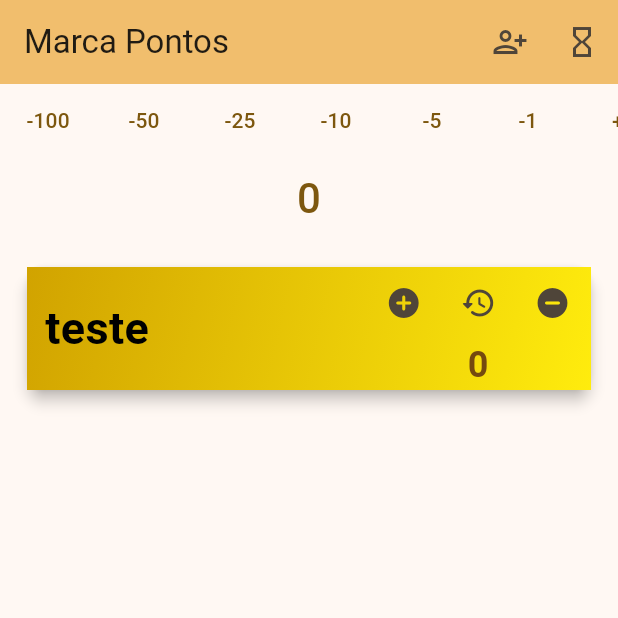
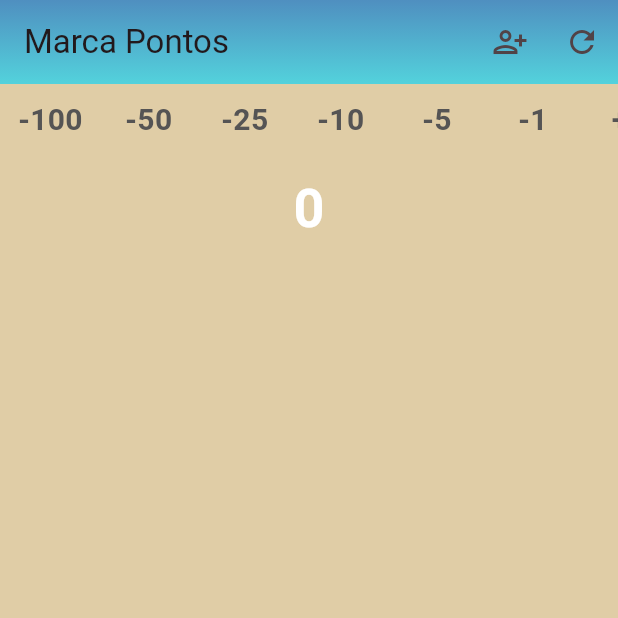
Before and after one commit to lucasbastoslbs/marca_ponto, a Flutter app: the screen it shows after launch, on a phone screen of 412 x 824 dp, the top half of it. Run offline on Flutter 3.47's test engine with Material 3 defaults, Android fonts, the phone set to English and light mode, and no system bars.

Commit message:
first release v1.0.1

```diff
--- a/lib/main.dart
+++ b/lib/main.dart
@@ -12,10 +12,21 @@
   @override
   Widget build(BuildContext context) {
     return MaterialApp(
-      title: 'Flutter Demo',
+      title: 'Marca Pontos',
       debugShowCheckedModeBanner: false,
       theme: ThemeData(
-        colorScheme: ColorScheme.fromSeed(seedColor: const Color(0xff966912)),
+        textTheme: const TextTheme(
+          bodyMedium: TextStyle(
+            color: Color.fromARGB(255, 85, 84, 84),
+            fontSize: 20,
+            fontWeight: FontWeight.bold,
+          ),
+          bodyLarge: TextStyle(
+              color: Colors.white, fontSize: 36, fontWeight: FontWeight.bold),
+        ),
+        scaffoldBackgroundColor: const Color.fromARGB(255, 224, 205, 166),
+        colorScheme:
+            ColorScheme.fromSeed(seedColor: const Color.fromARGB(255, 0, 0, 0)),
         useMaterial3: true,
       ),
       home: const MyHomePage(title: 'Marca Pontos'),
@@ -33,7 +44,7 @@
 }
 
 class _MyHomePageState extends State<MyHomePage> {
-  final List<User> _jogadores = <User>[User('teste')];
+  final List<User> _jogadores = <User>[];
   int _pontuacao = 0;
   List<int> intervals = <int>[
     -100,
@@ -84,9 +95,14 @@
           return AlertDialog(
             scrollable: true,
             title: const Text("Nome"),
-            content: TextField(onChanged: (value) {
+            content: TextField(
+              onChanged: (value) {
                 texto = value;
-            }),
+              },
+              style: const TextStyle(
+                color: Colors.black,
+              ),
+            ),
             actions: [
               ElevatedButton(
                   onPressed: () {
@@ -145,10 +161,32 @@
 
   @override
   Widget build(BuildContext context) {
-    return Scaffold(
+    final ThemeData theme = Theme.of(context);
+    return Container(
+      decoration: const BoxDecoration(
+        gradient: LinearGradient(
+            begin: Alignment.topCenter,
+            end: Alignment.bottomCenter,
+            colors: <Color>[
+              Color.fromARGB(172, 79, 143, 192),
+              Color.fromARGB(171, 83, 211, 220),
+            ]),
+      ),
+      child: Scaffold(
           appBar: AppBar(
             backgroundColor: Theme.of(context).colorScheme.inversePrimary,
             title: Text(widget.title),
+            flexibleSpace: Container(
+              decoration: const BoxDecoration(
+                gradient: LinearGradient(
+                    begin: Alignment.topCenter,
+                    end: Alignment.bottomCenter,
+                    colors: <Color>[
+                      Color(0xff4f8fc0),
+                      Color(0xff53d2dc),
+                    ]),
+              ),
+            ),
             actions: [
               IconButton(
                   onPressed: _newUserPopUp,
@@ -157,7 +195,7 @@
               IconButton(
                   onPressed: _resetaPontos,
                   tooltip: "Resetar Pontos",
-                icon: const Icon(Icons.hourglass_empty_outlined)),
+                  icon: const Icon(Icons.refresh_outlined)),
             ],
           ),
           body: Column(
@@ -175,7 +213,11 @@
                             _atualizaPonto();
                           });
                         },
-                        child: Text(valor < 0 ? '$valor' : '+$valor'));
+                        child: Text(
+                          valor < 0 ? '$valor' : '+$valor',
+                          style: theme.textTheme.bodyMedium,
+                        ),
+                      );
                     }).toList()
                   ],
                 ),
@@ -184,7 +226,7 @@
                 onPressed: _editNumberPopUp,
                 child: Text(
                   '$_pontuacao',
-                style: const TextStyle(fontSize: 28),
+                  style: theme.textTheme.bodyLarge,
                 ),
               ),
               Expanded(
@@ -199,15 +241,16 @@
                           setState(() {
                             _jogadores.removeAt(index);
                           });
-                        ScaffoldMessenger.of(context).showSnackBar(
-                            SnackBar(content: Text('${item.name} removido.')));
+                          ScaffoldMessenger.of(context).showSnackBar(SnackBar(
+                              content: Text('${item.name} removido.')));
                         },
                         child: item,
                       );
                     }),
               ),
             ],
-        ));
+          )),
+    );
   }
 }
 /*
--- a/lib/widget/user.dart
+++ b/lib/widget/user.dart
@@ -14,12 +14,6 @@ class User extends StatefulWidget {
 }
 
 class _UserState extends State<User> {
-  final titleStyle = const TextStyle(
-      color: Colors.black, fontSize: 30, fontWeight: FontWeight.bold);
-
-  final pointStyle = const TextStyle(
-      color: Color(0xff744a0f), fontSize: 24, fontWeight: FontWeight.bold);
-
   void _adicionar() {
     setState(() {
       widget.pontos += widget.ponto;
@@ -63,13 +57,19 @@ class _UserState extends State<User> {
   Widget build(BuildContext context) {
     return Card(
       margin: const EdgeInsets.all(10),
+      shape: RoundedRectangleBorder(borderRadius: BorderRadius.circular(15.0)),
       elevation: 4.0,
       child: Container(
         decoration: const BoxDecoration(
-            gradient: LinearGradient(colors: [
-          Color(0xffd1a300),
-          Color(0xffffec0d),
-        ], begin: Alignment.topLeft, end: Alignment.bottomRight)),
+          borderRadius: BorderRadius.all(Radius.circular(15.0)),
+          gradient: LinearGradient(
+              begin: Alignment.topCenter,
+              end: Alignment.bottomCenter,
+              colors: <Color>[
+                Color(0xff4f8fc0),
+                Color(0xff53d2dc),
+              ]),
+        ),
         child: Row(
           mainAxisAlignment: MainAxisAlignment.spaceBetween,
           children: [
@@ -79,7 +79,11 @@ class _UserState extends State<User> {
                 padding: const EdgeInsets.all(12.0),
                 child: Text(
                   widget.name,
-                  style: titleStyle,
+                  style: const TextStyle(
+                    color: Colors.black87,
+                    fontSize: 30,
+                    fontWeight: FontWeight.bold,
+                  ),
                 ),
               ),
             ),
@@ -104,7 +108,11 @@ class _UserState extends State<User> {
                   Text(
                     key: widget.key,
                     '${widget.pontos}',
-                    style: pointStyle,
+                    style: const TextStyle(
+                      color: Color.fromARGB(255, 6, 40, 189),
+                      fontSize: 30,
+                      fontWeight: FontWeight.bold,
+                    ),
                   ),
                 ],
               ),
--- a/pubspec.yaml
+++ b/pubspec.yaml
@@ -16,7 +16,7 @@ publish_to: 'none' # Remove this line if you wish to publish to pub.dev
 # https://developer.apple.com/library/archive/documentation/General/Reference/InfoPlistKeyReference/Articles/CoreFoundationKeys.html
 # In Windows, build-name is used as the major, minor, and patch parts
 # of the product and file versions while build-number is used as the build suffix.
-version: 1.0.0+1
+version: 1.0.1+1
 
 environment:
   sdk: '>=3.1.5 <4.0.0'
```
Also changed, not shown: lib/misc/custom_colors.dart (deleted, +0 -22 lines), 7 other files. Lines whose indentation alone changed are shown as unchanged.
